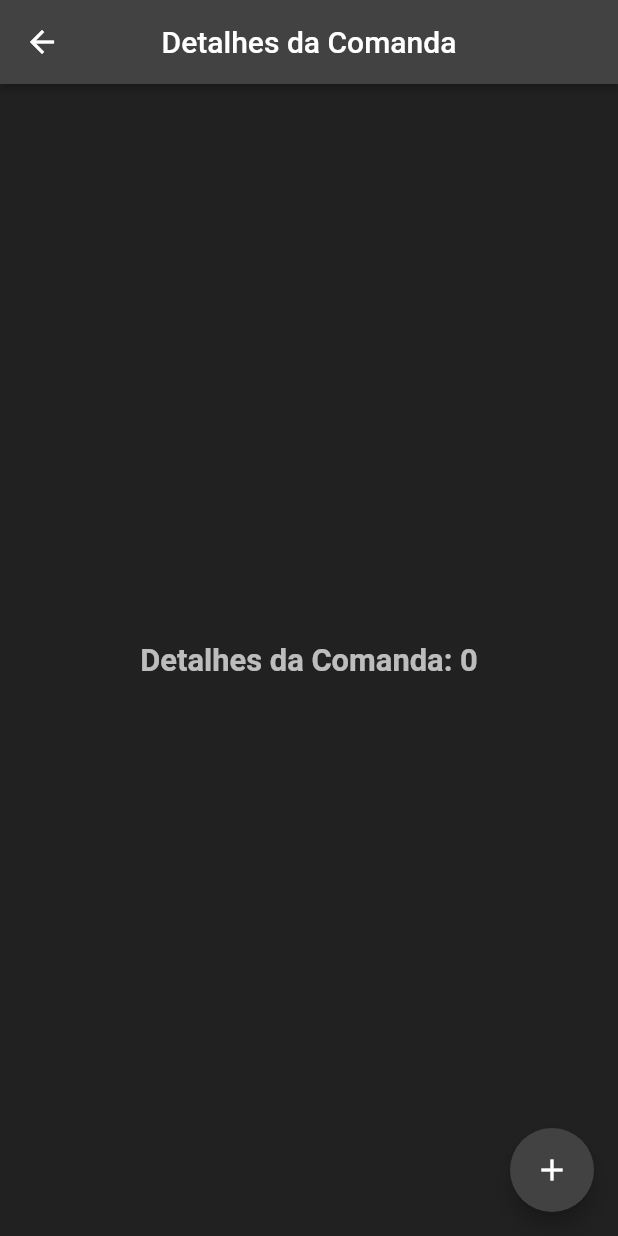
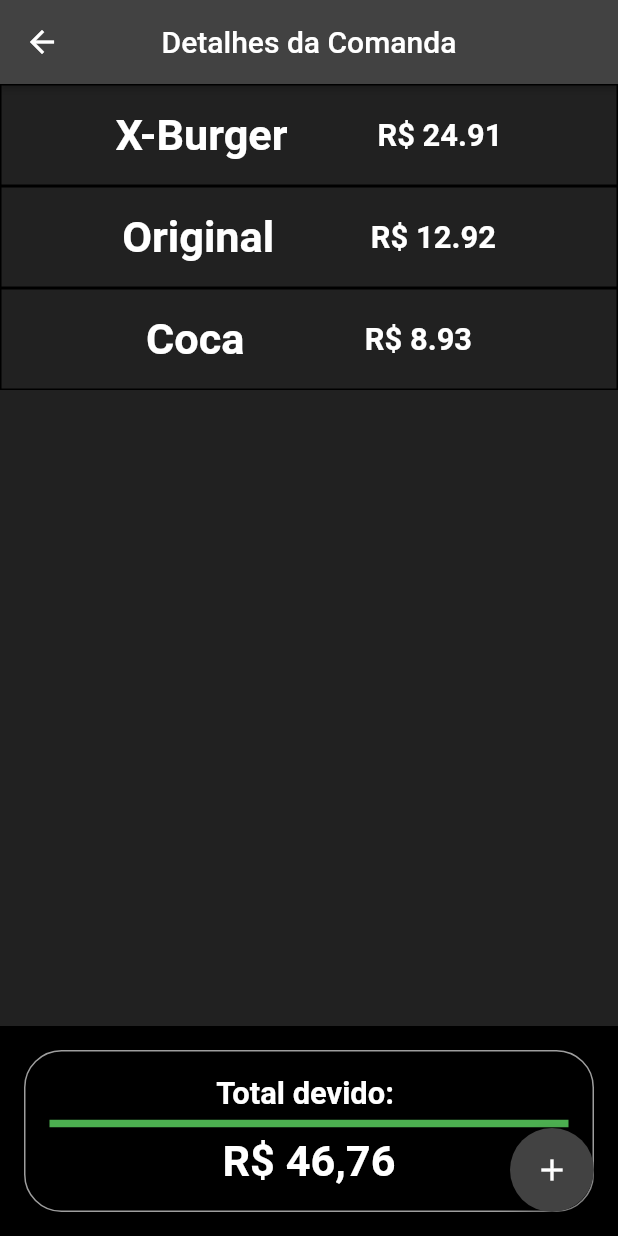
Before and after one commit to AkaRed3223/601-arcade-bar-app, a Flutter app: the ComandaDetalhes screen opened by its route, on a phone screen of 412 x 824 dp. Run offline on Flutter 3.47's test engine with Material 2 defaults, Android fonts, the phone set to English and light mode, and no system bars.

Commit message:
build 'Detalhes da comanda' page

```diff
--- a/lib/entities/comanda.dart
+++ b/lib/entities/comanda_dto.dart
@@ -1,4 +1,4 @@
-import 'package:arcade/entities/produto.dart';
+import 'package:arcade/entities/produto_dto.dart';
 
 class Comanda {
   final int id;
--- a/lib/pages/cardapio_page.dart
+++ b/lib/pages/cardapio/cardapio.dart
@@ -1,7 +1,7 @@
 import 'package:flutter/material.dart';
 
-import '../entities/produto.dart';
-import '../widgets/custom_app_bar_widget.dart';
+import '../../entities/produto_dto.dart';
+import '../../widgets/custom_app_bar_widget.dart';
 
 class Cardapio extends StatelessWidget {
   const Cardapio({super.key});
--- a/lib/pages/comanda_detalhes_page.dart
+++ /dev/null
@@ -1,34 +0,0 @@
-import 'package:flutter/material.dart';
-
-import '../widgets/custom_app_bar_widget.dart';
-
-class ComandaDetalhes extends StatelessWidget {
-  const ComandaDetalhes({Key? key}) : super(key: key);
-
-  @override
-  Widget build(BuildContext context) {
-    var id = ModalRoute.of(context)?.settings.arguments ?? 0;
-
-    return Scaffold(
-      backgroundColor: Colors.grey[900],
-      appBar: const CustomAppBar(title: 'Detalhes da Comanda'),
-      floatingActionButton: FloatingActionButton(
-        onPressed: () {
-            Navigator.pushNamed(context, 'pedidos/novo_pedido');
-        },
-        backgroundColor: Colors.grey[800],
-        child: const Icon(Icons.add),
-      ),
-      body: Center(
-        child: Text(
-          'Detalhes da Comanda: $id',
-          style: TextStyle(
-            color: Colors.white70,
-            fontWeight: FontWeight.bold,
-            fontSize: MediaQuery.of(context).size.width * 0.05,
-          ),
-        ),
-      ),
-    );
-  }
-}
--- a/lib/pages/comandas_page.dart
+++ b/lib/pages/comandas/comandas.dart
@@ -1,9 +1,9 @@
-import 'package:arcade/entities/comanda.dart';
+import 'package:arcade/entities/comanda_dto.dart';
 import 'package:flutter/material.dart';
 
-import '../entities/produto.dart';
-import '../widgets/custom_app_bar_widget.dart';
-import '../widgets/comanda_widget.dart';
+import '../../entities/produto_dto.dart';
+import '../../widgets/custom_app_bar_widget.dart';
+import '../../widgets/comanda_widget.dart';
 
 class Comandas extends StatelessWidget {
   const Comandas({super.key});
@@ -66,7 +66,7 @@ class Comandas extends StatelessWidget {
           ),
           itemCount: tabs.length,
           itemBuilder: (BuildContext context, int index) {
-            return GuestTabWidget(guestTab: tabs[index]);
+            return ComandaWidget(guestTab: tabs[index]);
           }),
     );
   }
--- /dev/null
+++ b/lib/pages/comandas/detalhes_comanda.dart
@@ -0,0 +1,55 @@
+import 'package:arcade/widgets/pedido_widget.dart';
+import 'package:flutter/material.dart';
+
+import '../../entities/comanda_dto.dart';
+import '../../entities/produto_dto.dart';
+import '../../widgets/custom_app_bar_widget.dart';
+import '../../widgets/total_comanda_widget.dart';
+
+class ComandaDetalhes extends StatelessWidget {
+  const ComandaDetalhes({Key? key}) : super(key: key);
+
+  @override
+  Widget build(BuildContext context) {
+
+    Comanda comanda = Comanda(id: 26, nome: 'César', produtos: [
+      Produto(nome: "X-Burger", url: 'assets/image1.png', preco: 24.91),
+      Produto(nome: "Original", url: '', preco: 12.92),
+      Produto(nome: "Coca", url: '', preco: 8.93),
+    ]);
+
+    return Scaffold(
+      backgroundColor: Colors.grey[900],
+      appBar: const CustomAppBar(title: 'Detalhes da Comanda'),
+      floatingActionButton: FloatingActionButton(
+        onPressed: () {
+            Navigator.pushNamed(context, 'pedidos/novo_pedido');
+        },
+        backgroundColor: Colors.grey[800],
+        child: const Icon(Icons.add),
+      ),
+      body: Column(
+        children: [
+          Expanded(
+            child: ListView.builder(
+              itemCount: comanda.produtos.length,
+              itemBuilder: (context, index) {
+                return PedidoWidget(produto: comanda.produtos[index]);
+              },
+            ),
+          ),
+          Expanded(
+            flex: 0,
+            child: Container(
+              color: Colors.black,
+              padding: EdgeInsets.all(16),
+              child: TotalComandaWidget(comanda: comanda),
+            ),
+          ),
+        ],
+      ),
+    );
+
+
+  }
+}
--- a/lib/pages/novo_pedido_page.dart
+++ b/lib/pages/pedidos/novo_pedido.dart
@@ -1,6 +1,6 @@
 import 'package:flutter/material.dart';
 
-import '../widgets/custom_app_bar_widget.dart';
+import '../../widgets/custom_app_bar_widget.dart';
 
 class NovoPedido extends StatelessWidget {
   const NovoPedido({super.key});
--- a/lib/widgets/comanda_widget.dart
+++ b/lib/widgets/comanda_widget.dart
@@ -1,11 +1,11 @@
 import 'package:flutter/material.dart';
 
-import '../entities/comanda.dart';
+import '../entities/comanda_dto.dart';
 
-class GuestTabWidget extends StatelessWidget {
+class ComandaWidget extends StatelessWidget {
   final Comanda guestTab;
 
-  const GuestTabWidget({super.key, required this.guestTab});
+  const ComandaWidget({super.key, required this.guestTab});
 
   @override
   Widget build(BuildContext context) {
--- /dev/null
+++ b/lib/widgets/pedido_widget.dart
@@ -0,0 +1,37 @@
+import 'package:arcade/entities/produto_dto.dart';
+import 'package:flutter/material.dart';
+
+class PedidoWidget extends StatelessWidget {
+  const PedidoWidget({super.key, required this.produto});
+
+  final Produto produto;
+
+  @override
+  Widget build(BuildContext context) {
+
+    Container comandaWidget = Container(
+      padding: const EdgeInsets.all(16.0),
+      decoration: BoxDecoration(
+        border: Border.all(color: Colors.black),
+        borderRadius: BorderRadius.zero,
+      ),
+      child: Row(
+        mainAxisAlignment: MainAxisAlignment.spaceEvenly,
+        children: [
+          Text(produto.nome,
+              style: TextStyle(
+                  fontSize: MediaQuery.of(context).size.width * 0.07,
+                  color: Colors.white,
+                  fontWeight: FontWeight.bold)),
+          Text('R\$ ${produto.preco.toStringAsFixed(2)}',
+              style: TextStyle(
+                  fontSize: MediaQuery.of(context).size.width * 0.05,
+                  color: Colors.white,
+                  fontWeight: FontWeight.bold)),
+        ],
+      ),
+    );
+
+    return comandaWidget;
+  }
+}
--- /dev/null
+++ b/lib/widgets/total_comanda_widget.dart
@@ -0,0 +1,46 @@
+import 'package:flutter/material.dart';
+import 'package:intl/intl.dart';
+
+import '../entities/comanda_dto.dart';
+
+class TotalComandaWidget extends StatelessWidget {
+  const TotalComandaWidget({super.key, required this.comanda});
+
+  final Comanda comanda;
+
+  String _calcularTotalDaComanda(Comanda comanda) {
+    double total = comanda.produtos.fold(0.0, (total, produto) => total + produto.preco);
+    NumberFormat currencyFormat = NumberFormat.currency(locale: 'pt_BR', symbol: 'R\$');
+    return currencyFormat.format(total);
+  }
+
+  @override
+  Widget build(BuildContext context) {
+    return Container(
+      padding: const EdgeInsets.all(16.0),
+      decoration: BoxDecoration(
+        border: Border.all(color: Colors.grey),
+        borderRadius: BorderRadius.circular(25.0),
+      ),
+      child: Column(
+        mainAxisAlignment: MainAxisAlignment.spaceEvenly,
+        children: [
+          Text('Total devido: ',
+              style: TextStyle(
+                  fontSize: MediaQuery.of(context).size.width * 0.05,
+                  color: Colors.white,
+                  fontWeight: FontWeight.bold)),
+          const Divider(
+            color: Colors.green,
+            thickness: 5,
+          ),
+          Text(_calcularTotalDaComanda(comanda),
+              style: TextStyle(
+                  fontSize: MediaQuery.of(context).size.width * 0.07,
+                  color: Colors.white,
+                  fontWeight: FontWeight.bold)),
+        ],
+      ),
+    );
+  }
+}
--- a/pubspec.yaml
+++ b/pubspec.yaml
@@ -11,7 +11,7 @@ environment:
 dependencies:
   flutter:
     sdk: flutter
-
+  intl: ^0.17.0
   cupertino_icons: ^1.0.2
 
 dev_dependencies:
```
Also changed, not shown: lib/main.dart (+4 -4 lines), assets/cervejas/original.png (added), lib/entities/produto_dto.dart (renamed from lib/entities/produto.dart), pubspec.lock.
